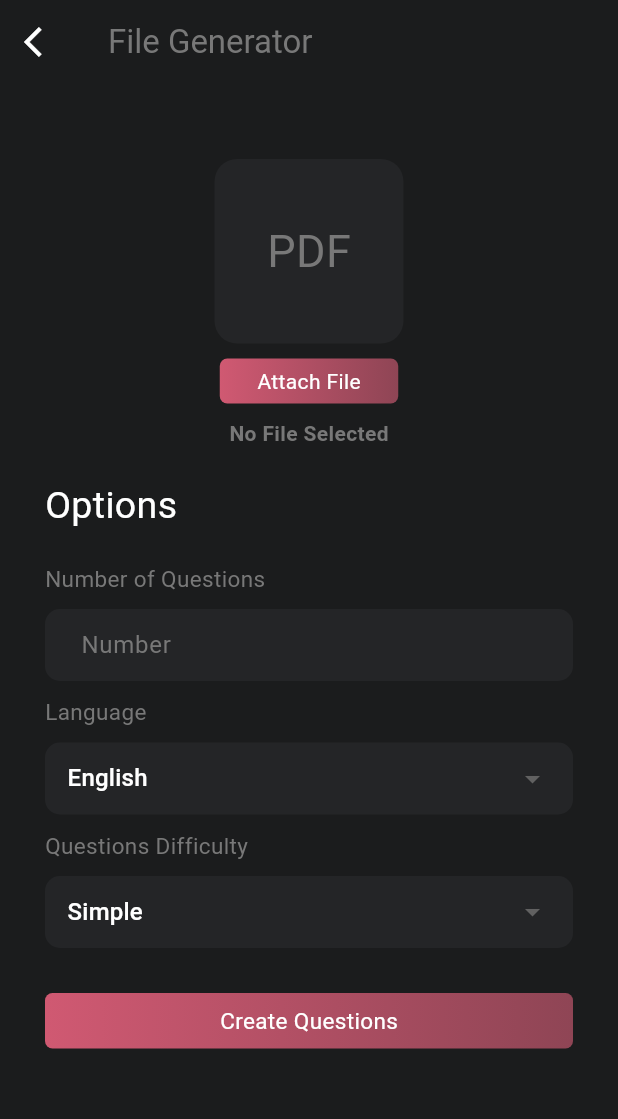
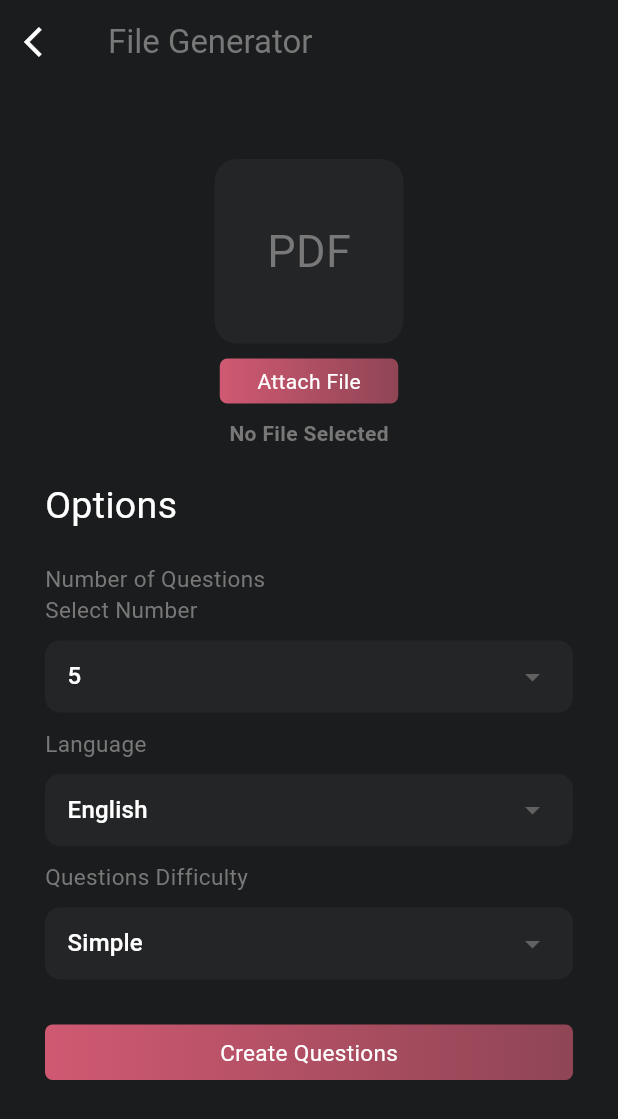
Before and after one commit to md7o/GenioCard, a Flutter app: the GenerateFilePage screen opened directly, after a tap on "Create Questions", after a tap on the "menu" icon, after a tap on "Upload File", on a phone screen of 412 x 824 dp. Shown: the top 1119 px of the screen. Run offline on Flutter 3.47's test engine with Material 3 defaults, Android fonts, the phone set to English and light mode, and no system bars; our stand-ins replace file_picker, firebase_core, flutter_riverpod, hive, hive_flutter; accounts and stored records are empty.

Commit message:
pass questino as a section card

```diff
--- a/frontend/lib/pages/generate_file_widget/GenerateFilePage.dart
+++ b/frontend/lib/pages/generate_file_widget/GenerateFilePage.dart
@@ -4,12 +4,10 @@ import 'package:flutter/material.dart';
 import 'package:flutter_riverpod/flutter_riverpod.dart';
 import 'package:genio_card/pages/generate_file_widget/generate_file_widgets/CustomDropdown.dart';
 import 'package:genio_card/pages/home/HomePage.dart';
-import 'package:genio_card/pages/questions/Questions_page.dart';
 import 'package:genio_card/provider/questionsDataProvider.dart';
 import 'package:genio_card/theme/ThemeHelper.dart';
 import 'package:http/http.dart' as http;
 import 'dart:convert';
-import 'package:genio_card/pages/questions/questions_widget/LoadingPage.dart';
 
 class GenerateFilePage extends ConsumerStatefulWidget {
   const GenerateFilePage({super.key});
@@ -51,9 +49,13 @@ class _GenerateFilePageState extends ConsumerState<GenerateFilePage> {
       isLoading = true;
     });
 
-    String numQuestions = numQuestionsController.text.isEmpty ? '5' : numQuestionsController.text;
-    String language = selectedLanguage;
-    String difficulty = selectedDifficulty;
+    //  final numQuestions = numQuestionsController.text.isEmpty ? '5' : numQuestionsController.text;
+    //   String language = selectedLanguage;
+    //   String difficulty = selectedDifficulty;
+
+    String numQuestions = ref.read(numQuestionsProvider);
+    String language = ref.read(languageProvider);
+    String difficulty = ref.read(difficultyProvider);
 
     File file = File(filePath!);
     var request = http.MultipartRequest(
@@ -85,7 +87,6 @@ class _GenerateFilePageState extends ConsumerState<GenerateFilePage> {
 
           ref.read(questionsProvider.notifier).state = fetchedQuestions;
 
-          // Now navigate after updating the provider
           Navigator.pushReplacement(
             context,
             MaterialPageRoute(
@@ -166,7 +167,7 @@ class _GenerateFilePageState extends ConsumerState<GenerateFilePage> {
             GestureDetector(
               onTap: pickPdf,
               child: Container(
-                padding: EdgeInsets.symmetric(horizontal: 25, vertical: 5),
+                padding: const EdgeInsets.symmetric(horizontal: 25, vertical: 5),
                 decoration: BoxDecoration(
                   borderRadius: BorderRadius.circular(5),
                   gradient: const LinearGradient(
@@ -212,24 +213,41 @@ class _GenerateFilePageState extends ConsumerState<GenerateFilePage> {
                     ),
                   ),
                 ),
-                Padding(
-                  padding: const EdgeInsets.symmetric(horizontal: 30, vertical: 10),
-                  child: TextField(
-                    controller: numQuestionsController,
-                    style: TextStyle(
-                      color: ThemeHelper.getTextColor(context),
-                    ),
-                    decoration: InputDecoration(
-                      labelText: 'Number',
-                      labelStyle: TextStyle(
-                        color: ThemeHelper.getSecondaryTextColor(context),
+                // Padding(
+                //   padding: const EdgeInsets.symmetric(horizontal: 30, vertical: 10),
+                //   child: TextField(
+                //     controller: numQuestionsController,
+                //     style: TextStyle(
+                //       color: ThemeHelper.getTextColor(context),
+                //     ),
+                //     decoration: InputDecoration(
+                //       labelText: 'Number',
+                //       labelStyle: TextStyle(
+                //         color: ThemeHelper.getSecondaryTextColor(context),
+                //       ),
+                //       filled: true,
+                //       fillColor: ThemeHelper.getCardColor(context),
+                //       contentPadding: const EdgeInsets.symmetric(horizontal: 20),
+                //       border: OutlineInputBorder(borderRadius: BorderRadius.circular(10), borderSide: BorderSide.none),
+                //     ),
+                //   ),
+                // ),
+                CustomDropdown<String>(
+                  label: 'Select Number',
+                  items: List.generate(
+                    15,
+                    (index) => DropdownMenuItem(
+                      value: (index + 1).toString(), // Values from 1 to 15
+                      child: Text(
+                        (index + 1).toString(),
+                        style: const TextStyle(color: Colors.white),
                       ),
-                      filled: true,
-                      fillColor: ThemeHelper.getCardColor(context),
-                      contentPadding: const EdgeInsets.symmetric(horizontal: 20),
-                      border: OutlineInputBorder(borderRadius: BorderRadius.circular(10), borderSide: BorderSide.none),
                     ),
                   ),
+                  initialValue: ref.watch(numQuestionsProvider),
+                  onChanged: (value) {
+                    ref.read(numQuestionsProvider.notifier).state = value!;
+                  },
                 ),
                 CustomDropdown<String>(
                   label: 'Language',
@@ -243,7 +261,10 @@ class _GenerateFilePageState extends ConsumerState<GenerateFilePage> {
                       child: Text('Arabic', style: TextStyle(color: Colors.white)),
                     ),
                   ],
-                  initialValue: selectedLanguage,
+                  initialValue: ref.watch(languageProvider),
+                  onChanged: (value) {
+                    ref.read(languageProvider.notifier).state = value!;
+                  },
                 ),
                 CustomDropdown<String>(
                   label: 'Questions Difficulty',
@@ -261,7 +282,10 @@ class _GenerateFilePageState extends ConsumerState<GenerateFilePage> {
                       child: Text('Complicated', style: TextStyle(color: Colors.white)),
                     ),
                   ],
-                  initialValue: selectedDifficulty,
+                  initialValue: ref.watch(difficultyProvider),
+                  onChanged: (value) {
+                    ref.read(difficultyProvider.notifier).state = value!;
+                  },
                 ),
               ],
             ),
@@ -272,11 +296,11 @@ class _GenerateFilePageState extends ConsumerState<GenerateFilePage> {
             GestureDetector(
               onTap: () async {
                 await createQuestions(context);
-                await CircularNotchedRectangle();
+                const CircularNotchedRectangle();
 
                 Navigator.pushReplacement(
                   context,
-                  MaterialPageRoute(builder: (context) => HomePage()),
+                  MaterialPageRoute(builder: (context) => const HomePage()),
                 );
               },
               child: Padding(
--- a/frontend/lib/pages/home/HomePage.dart
+++ b/frontend/lib/pages/home/HomePage.dart
@@ -2,6 +2,7 @@ import 'package:flutter/material.dart';
 import 'package:flutter_riverpod/flutter_riverpod.dart';
 import 'package:genio_card/components/UpperBar.dart';
 import 'package:genio_card/pages/generate_file_widget/GenerateFilePage.dart';
+import 'package:genio_card/pages/questions/Questions_page.dart';
 import 'package:genio_card/provider/questionsDataProvider.dart';
 import 'package:genio_card/theme/CustomColors.dart';
 import 'package:genio_card/theme/ThemeHelper.dart';
@@ -21,6 +22,10 @@ class _HomePageState extends ConsumerState<HomePage> {
   Widget build(BuildContext context) {
     final isDarkMode = ref.watch(themeProvider);
     final questions = ref.watch(questionsProvider);
+
+    final numQuestions = ref.watch(numQuestionsProvider);
+    final language = ref.watch(languageProvider);
+    final difficulty = ref.watch(difficultyProvider);
 
     // Check if there are questions, if not show the fallback message
     final isQuestionsData = questions.isNotEmpty;
@@ -87,34 +92,87 @@ class _HomePageState extends ConsumerState<HomePage> {
         ),
       ),
       body: isQuestionsData
-          ? ListView.builder(
-              itemCount: questions.length,
-              itemBuilder: (context, index) {
-                return ListTile(
-                  title: Container(
+          ? GestureDetector(
+              onTap: () {
+                Navigator.push(
+                  context,
+                  MaterialPageRoute(
+                    builder: (context) => const QuestionsPage(question: {}),
+                  ),
+                );
+              },
+              child: Column(
+                children: [
+                  Container(
+                    margin: const EdgeInsets.symmetric(horizontal: 12, vertical: 20),
+                    width: double.infinity,
                     decoration: BoxDecoration(
                       color: ThemeHelper.getCardColor(context),
-                      borderRadius: BorderRadius.circular(10),
-                      border: Border.all(color: Colors.white),
+                      borderRadius: BorderRadius.circular(15),
                     ),
                     child: Padding(
-                      padding: const EdgeInsets.all(8.0),
-                      child: Column(
+                      padding: const EdgeInsets.symmetric(horizontal: 15, vertical: 10),
+                      child: Row(
+                        mainAxisAlignment: MainAxisAlignment.spaceBetween,
                         children: [
-                          Text(
-                            "Q: ${questions[index]['question']}",
-                            style: TextStyle(color: ThemeHelper.getTextColor(context)),
+                          Column(
+                            crossAxisAlignment: CrossAxisAlignment.start,
+                            children: [
+                              Text(
+                                "Section 1",
+                                style: TextStyle(
+                                  fontSize: 25,
+                                  color: ThemeHelper.getTextColor(context),
+                                ),
+                              ),
+                              Text(
+                                "Questions: $numQuestions",
+                                style: TextStyle(
+                                  fontSize: 18,
+                                  color: ThemeHelper.getSecondaryTextColor(context),
+                                ),
+                              ),
+                              Text(
+                                "Language: $language",
+                                style: TextStyle(
+                                  fontSize: 18,
+                                  color: ThemeHelper.getSecondaryTextColor(context),
+                                ),
+                              ),
+                              Text(
+                                "Difficulty: $difficulty",
+                                style: TextStyle(
+                                  fontSize: 18,
+                                  color: ThemeHelper.getSecondaryTextColor(context),
+                                ),
+                              ),
+                            ],
                           ),
-                          Text(
-                            "A: ${questions[index]['answer']}",
-                            style: TextStyle(color: ThemeHelper.getSecondaryTextColor(context)),
+                          Center(
+                            child: Container(
+                              decoration: BoxDecoration(
+                                borderRadius: BorderRadius.circular(15),
+                                color: ThemeHelper.getSquareCardColor(context),
+                              ),
+                              child: Padding(
+                                padding: const EdgeInsets.symmetric(horizontal: 25, vertical: 30),
+                                child: Text(
+                                  "PDF",
+                                  style: TextStyle(
+                                    fontSize: 30,
+                                    fontWeight: FontWeight.w400,
+                                    color: ThemeHelper.getSecondaryTextColor(context),
+                                  ),
+                                ),
+                              ),
+                            ),
                           ),
                         ],
                       ),
                     ),
                   ),
-                );
-              },
+                ],
+              ),
             )
           : Column(
               mainAxisAlignment: MainAxisAlignment.center,
--- a/frontend/lib/provider/questionsDataProvider.dart
+++ b/frontend/lib/provider/questionsDataProvider.dart
@@ -1,6 +1,5 @@
 import 'package:flutter_riverpod/flutter_riverpod.dart';
 
-// Define a provider to hold the list of questions
 final questionsProvider = StateNotifierProvider<QuestionNotifier, List<Map<String, String>>>((ref) {
   return QuestionNotifier();
 });
@@ -12,3 +11,7 @@ class QuestionNotifier extends StateNotifier<List<Map<String, String>>> {
     state = questions;
   }
 }
+
+final numQuestionsProvider = StateProvider<String>((ref) => '5'); // Default value
+final languageProvider = StateProvider<String>((ref) => 'English'); // Default value
+final difficultyProvider = StateProvider<String>((ref) => 'Simple'); // Default value
```
Also changed, not shown: frontend/lib/pages/generate_file_widget/generate_file_widgets/CustomDropdown.dart (+6 -3 lines), frontend/lib/pages/questions/Questions_page.dart (+19 -4 lines), frontend/lib/pages/questions/questions_widget/LoadingPage.dart (deleted, +0 -24 lines), 10 other files.
